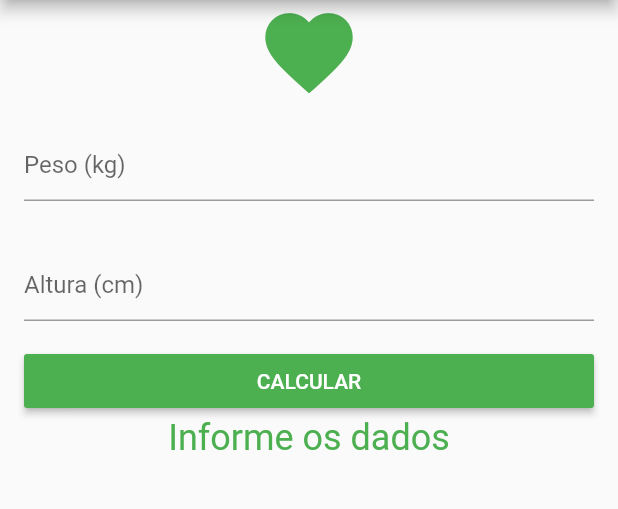
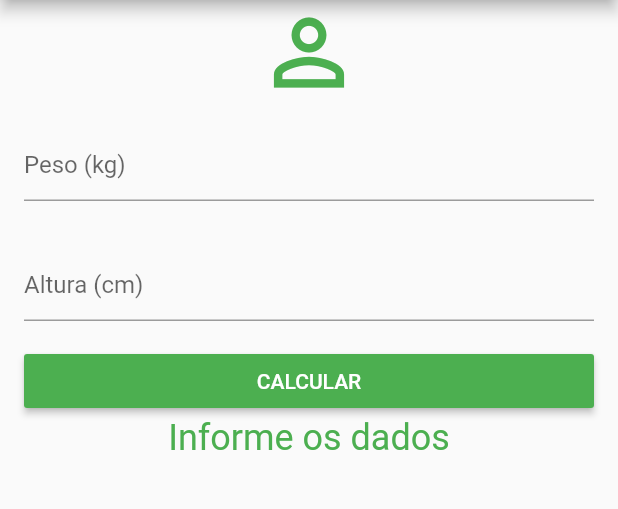
Before and after one commit to leolikestocode/flutter-projects, a Flutter app: the screen it shows after launch, on a phone screen of 412 x 824 dp, the part 84-593 px from its top. Run offline on Flutter 3.47's test engine with Material 2 defaults, Android fonts, the phone set to English and light mode, and no system bars.

Commit message:
Updating IMC icon

```diff
--- a/alone_calculadora_de_imc/lib/main.dart
+++ b/alone_calculadora_de_imc/lib/main.dart
@@ -73,7 +73,7 @@ class _MyHomePageState extends State<MyHomePage> {
           Align(
             alignment: Alignment.center,
             child: Icon(
-              Icons.favorite,
+              Icons.person_outline,
               color: Colors.green,
               size: 70.0,
             ),
```
